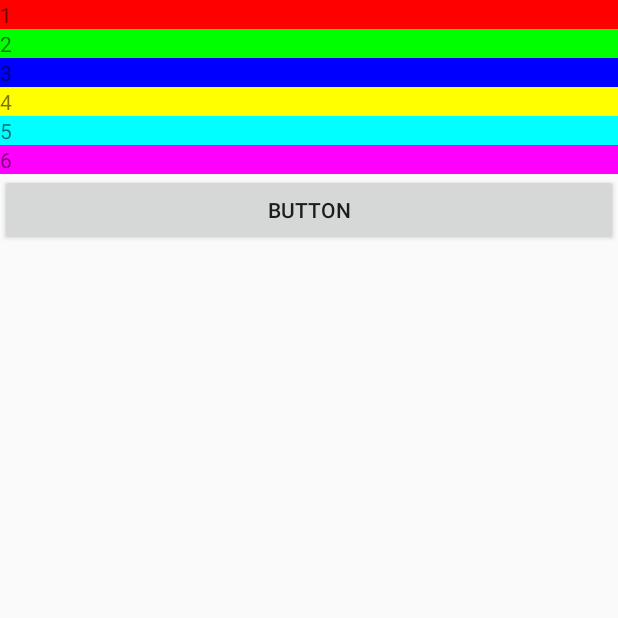
After one commit to AshBelm/MCMOLibraryDemo, an Android app: the StatusBarActivity screen opened directly, with no data from a screen before it, on a phone screen of 412 x 824 dp, the top half of it. The commit adds this screen. Run offline under Robolectric (Android 15) with nearby library versions, the phone set to English and light mode, and no system bars.

Commit message:
添加statusbar设置工具类

```diff
--- a/app/build.gradle
+++ b/app/build.gradle
@@ -23,5 +23,7 @@ dependencies {
     testImplementation 'junit:junit:4.12'
     implementation 'com.android.support:appcompat-v7:23.3.0'
     implementation 'com.android.support:design:23.+'
+    implementation 'com.android.support.constraint:constraint-layout:1.1.3'
+
     implementation project(':library')
 }
--- a/app/src/main/AndroidManifest.xml
+++ b/app/src/main/AndroidManifest.xml
@@ -24,6 +24,7 @@
         <activity android:name=".NestedScrollActivity"/>
         <activity android:name=".ColorPickActivity"/>
         <activity android:name=".mulitgesture.MultiGestureActivity"/>
+        <activity android:name=".StatusBarActivity" android:theme="@style/StatusBarActTheme"/>
 
     </application>
 
--- a/app/src/main/java/com/mcmo/z/librarydemo/MainActivity.java
+++ b/app/src/main/java/com/mcmo/z/librarydemo/MainActivity.java
@@ -32,6 +32,7 @@ public class MainActivity extends ListActivity {
         items.add(new Item("NestedScrollDemo",NestedScrollActivity.class));
         items.add(new Item("ColorPick",ColorPickActivity.class));
         items.add(new Item("MultiGesture", MultiGestureActivity.class));
+        items.add(new Item("StatusBar", StatusBarActivity.class));
         setListAdapter(new MyAdapter());
 
  String uri = "http://a.wdjcdn.com/release/files/phoenix/5.52.20.13520/wandoujia-wandoujia-web_inner_referral_binded_5.52.20.13520.apk?remove=2&append=%8E%00eyJhcHBEb3dubG9hZCI6eyJkb3dubG9hZFR5cGUiOiJkb3dubG9hZF9ieV9wYWNrYWdlX25hbWUiLCJwYWNrYWdlTmFtZSI6ImNvbS5zb2h1LnNvaHV2aWRlbyJ9fQWdj01B00007e0647";
--- /dev/null
+++ b/app/src/main/java/com/mcmo/z/librarydemo/StatusBarActivity.java
@@ -0,0 +1,39 @@
+package com.mcmo.z.librarydemo;
+
+import android.graphics.Color;
+import android.os.Build;
+import android.os.Bundle;
+import android.support.annotation.Nullable;
+import android.support.v7.app.AppCompatActivity;
+import android.util.Log;
+import android.view.View;
+import android.view.WindowManager;
+
+import com.mcmo.z.library.sys.StatusBarUtil;
+
+public class StatusBarActivity extends AppCompatActivity {
+    private static final String TAG = "StatusBarActivity";
+    @Override
+    protected void onCreate(@Nullable Bundle savedInstanceState) {
+        super.onCreate(savedInstanceState);
+        setContentView(R.layout.activity_status_bar);
+        //半透明
+        StatusBarUtil.translucent(this);
+        //透明
+//        StatusBarUtil.transparent(this);
+        //改变颜色
+//        StatusBarUtil.setColor(this,Color.MAGENTA);
+
+//        getWindow().clearFlags(WindowManager.LayoutParams.FLAG_DRAWS_SYSTEM_BAR_BACKGROUNDS);
+        Log.e(TAG, "onCreate: " + StatusBarUtil.getStatusBarUtil(this));
+    }
+    private boolean a = true;
+    public void onButton1Click(View view) {
+        if(a){
+            StatusBarUtil.lightMode(this);
+        }else {
+            StatusBarUtil.darkMode(this);
+        }
+        a = !a;
+    }
+}
--- /dev/null
+++ b/app/src/main/res/layout/activity_status_bar.xml
@@ -0,0 +1,47 @@
+<?xml version="1.0" encoding="utf-8"?>
+<LinearLayout xmlns:android="http://schemas.android.com/apk/res/android"
+    xmlns:tools="http://schemas.android.com/tools"
+    android:orientation="vertical"
+    android:layout_width="match_parent"
+    tools:context=".StatusBarActivity"
+    android:layout_height="match_parent">
+    <TextView
+        android:layout_width="match_parent"
+        android:layout_height="wrap_content"
+        android:text="1"
+        android:background="#f00"/>
+    <TextView
+        android:layout_width="match_parent"
+        android:layout_height="wrap_content"
+        android:text="2"
+        android:background="#0f0"/>
+
+    <TextView
+        android:layout_width="match_parent"
+        android:layout_height="wrap_content"
+        android:text="3"
+        android:background="#00f"/>
+    <TextView
+        android:layout_width="match_parent"
+        android:layout_height="wrap_content"
+        android:text="4"
+        android:background="#ff0"/>
+
+    <TextView
+        android:layout_width="match_parent"
+        android:layout_height="wrap_content"
+        android:text="5"
+        android:background="#0ff"/>
+
+    <TextView
+        android:layout_width="match_parent"
+        android:layout_height="wrap_content"
+        android:text="6"
+        android:background="#f0f"/>
+    <Button
+        android:layout_width="match_parent"
+        android:layout_height="wrap_content"
+        android:text="button"
+        android:onClick="onButton1Click"/>
+
+</LinearLayout>
--- a/app/src/main/res/values/colors.xml
+++ b/app/src/main/res/values/colors.xml
@@ -3,4 +3,5 @@
     <color name="colorPrimary">#3F51B5</color>
     <color name="colorPrimaryDark">#303F9F</color>
     <color name="colorAccent">#149f29</color>
+    <color name="bg">#0ff</color>
 </resources>
--- a/app/src/main/res/values/styles.xml
+++ b/app/src/main/res/values/styles.xml
@@ -7,5 +7,9 @@
         <item name="colorPrimaryDark">@color/colorPrimaryDark</item>
         <item name="colorAccent">@color/colorAccent</item>
     </style>
-
+    <style name="StatusBarActTheme" parent="Theme.AppCompat.Light.NoActionBar">
+        <item name="colorPrimary">@color/colorPrimary</item>
+        <item name="colorPrimaryDark">@color/colorPrimaryDark</item>
+        <item name="colorAccent">@color/colorAccent</item>
+    </style>
 </resources>
```
Also changed, not shown: library/src/main/java/com/mcmo/z/library/sys/StatusBarUtil.java (added, +176 -0 lines).
